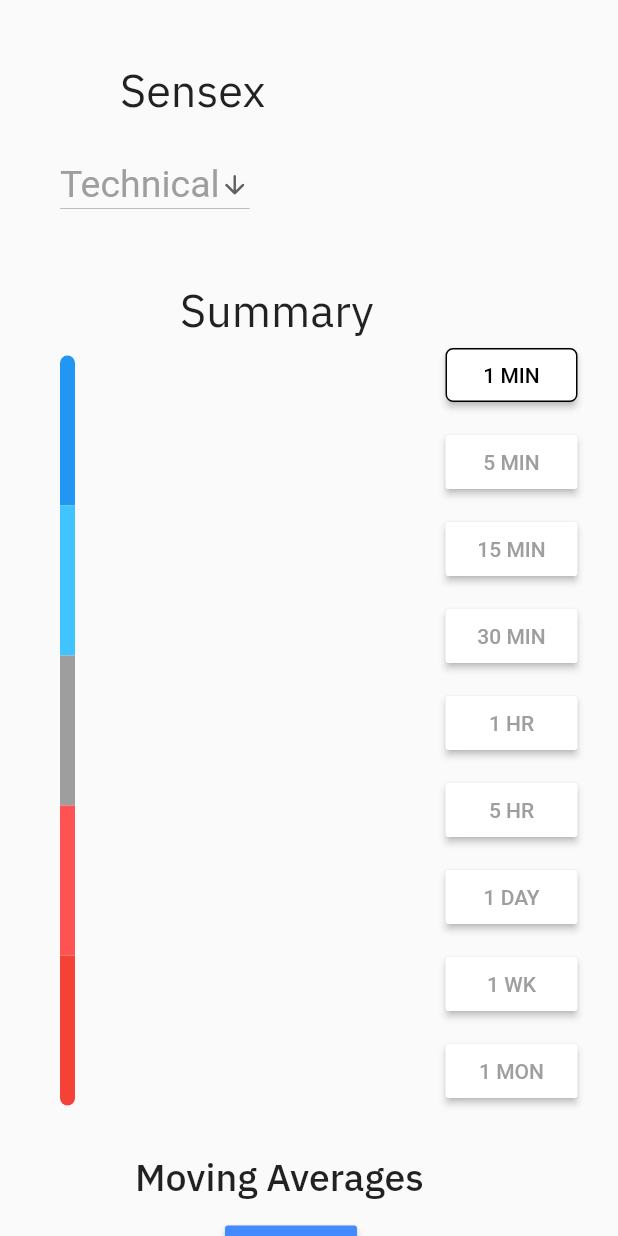
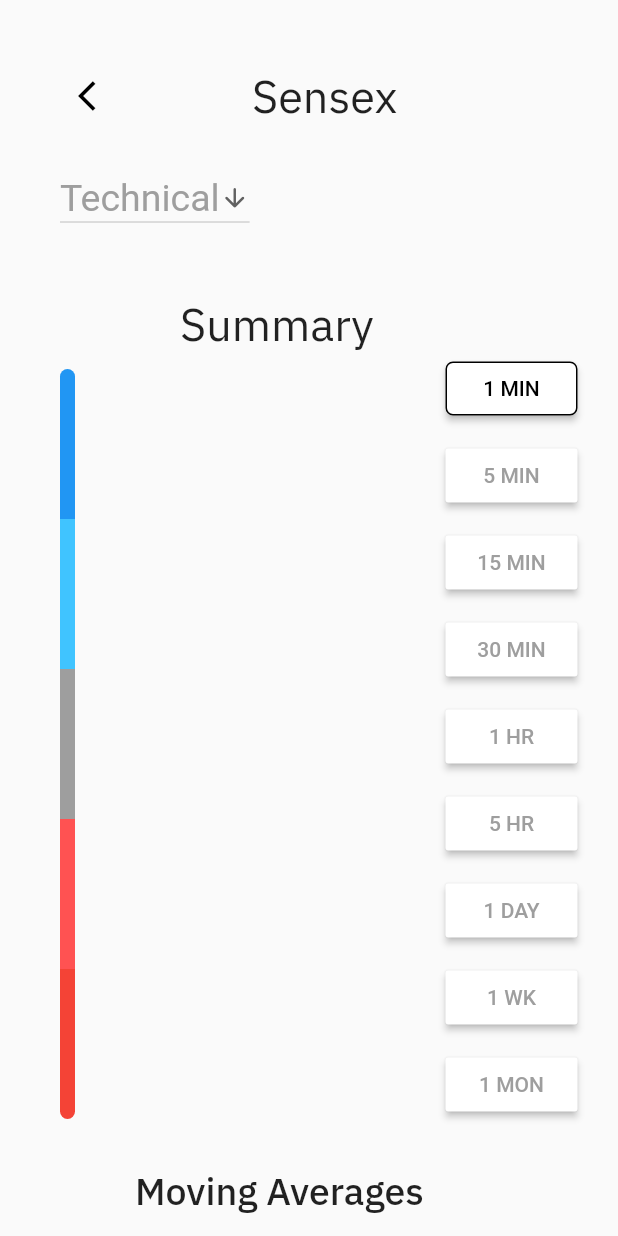
Before and after one commit to papamiscrits/TR_paperclick_stockmarket_UI, a Flutter app: the screen it shows after launch, on a phone screen of 412 x 824 dp. Run offline on Flutter 3.47's test engine with Material 2 defaults, Android fonts, the phone set to English and light mode, and no system bars; our stand-ins replace google_fonts.

```diff
--- a/lib/firstscreen.dart
+++ b/lib/firstscreen.dart
@@ -21,6 +21,14 @@ class _FirstState extends State<First> {
           children: [
             Row(
               children: [
+                Padding(
+                  padding: const EdgeInsets.only(left: 40,top: 40),
+                  child: IconButton(
+                    icon: Icon(Icons.arrow_back_ios),
+                    color: Colors.black,
+                    onPressed: (){},
+                  ),
+                ),
                 Center(
                   child: Padding(
                     padding: const EdgeInsets.only(left: 80.0,top: 40.0),
```
